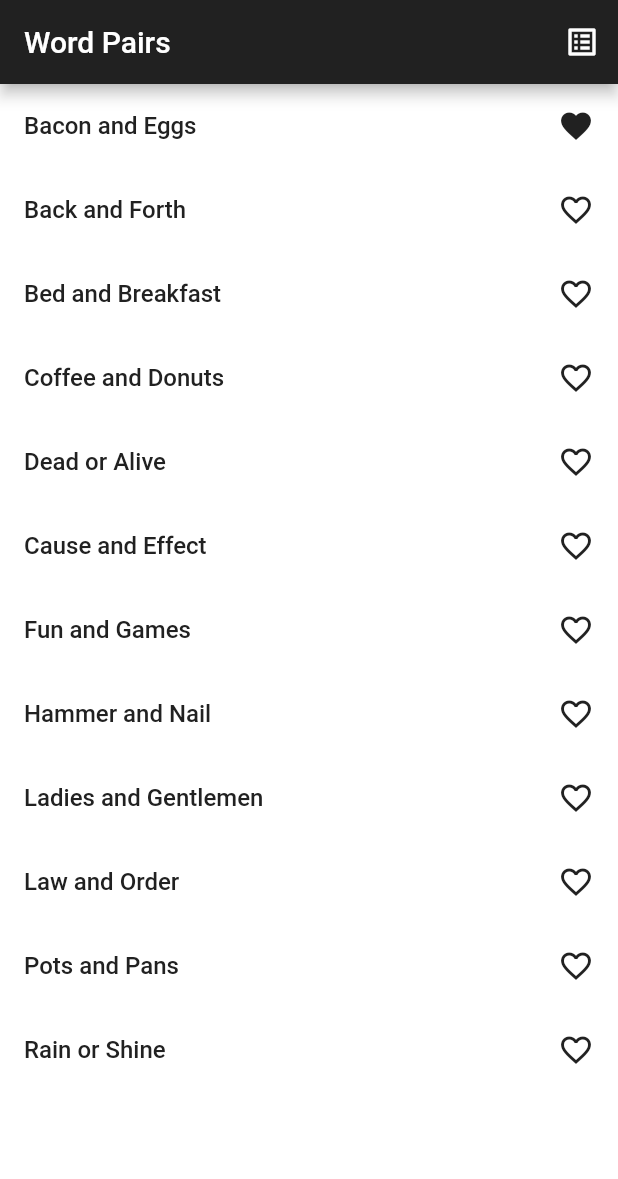
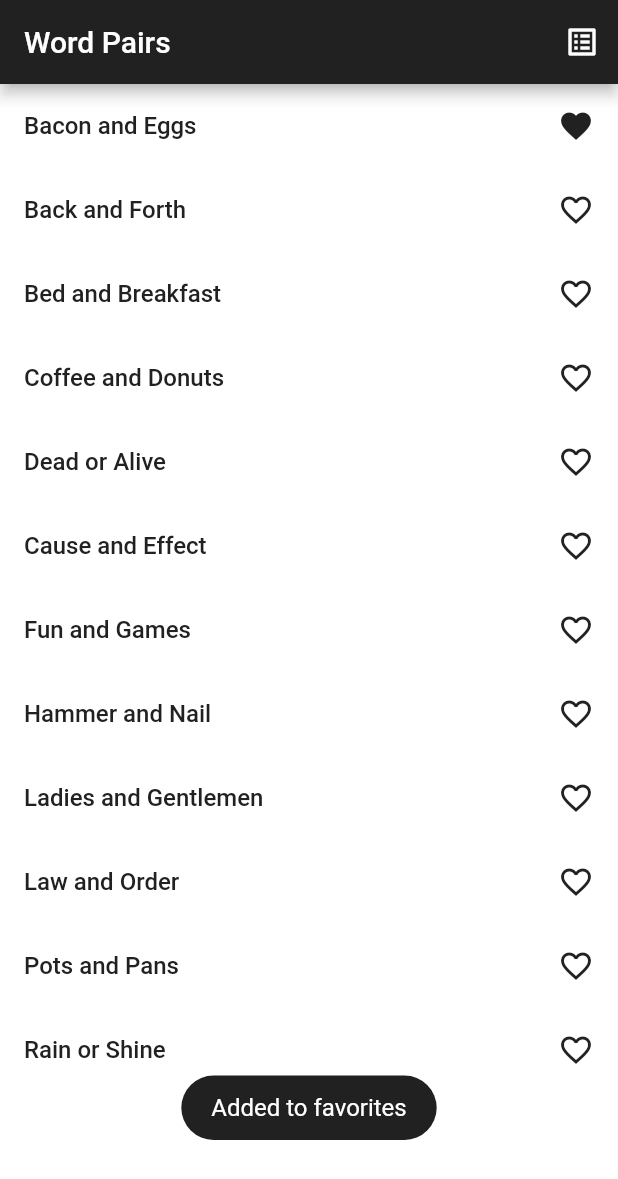
Before and after one commit to rajoanrahman100/word_pair_generators, a Flutter app: the screen it shows after launch, after a tap on "Bacon and Eggs", on a phone screen of 412 x 824 dp. Shown: the top 1179 px of the screen. Run offline on Flutter 3.47's test engine with Material 2 defaults, Android fonts, the light colour scheme and no system bars; our stand-ins replace fluttertoast, get.

Commit message:
toast message: Flutter toast message added

```diff
--- a/lib/utills/app_bar_widgets.dart
+++ /dev/null
@@ -1,53 +0,0 @@
-import 'package:flutter/material.dart';
-import 'package:word_pair_generators/utills/colors.dart';
-
-// AppBar buildAppBar({
-//   String? title,
-//   List<Widget>? actions,
-//   bool? isGuestEnd,
-// }) {
-//   return AppBar(
-//     iconTheme: IconThemeData(color: kBlackColor),
-//     backgroundColor: kWhiteColor,
-//     elevation: 0.0,
-//     centerTitle: true,
-//     leading: IconButton(
-//       onPressed: () {
-//         Get.back();
-//       },
-//       icon: Icon(
-//         Icons.arrow_back,
-//         color: kBlackColor,
-//       ),
-//     ),
-//     title:
-//         textSans(title!.toUpperCase(), isGuestEnd == true ? kBlackColor : kBlackColor, fontSize: 14, fontWeight: fBold),
-//     actions: actions,
-//   );
-// }
-
-Text textSans(String title, Color color,
-    {double? fontSize,
-    FontWeight? fontWeight,
-    int? maxLine,
-    TextDecoration? textDecoration,
-    TextAlign? textAlign,
-    double? letterSpace,
-    double? height,
-    FontStyle? fontStyle}) {
-  return Text(
-    title,
-    style: TextStyle(
-        color: color,
-        fontWeight: fontWeight,
-        fontSize: fontSize,
-        decoration: textDecoration,
-        fontStyle: fontStyle ?? FontStyle.normal,
-        letterSpacing: letterSpace,
-        height: height),
-    maxLines: maxLine ?? 1,
-    overflow: TextOverflow.ellipsis,
-    textAlign: textAlign,
-    softWrap: true,
-  );
-}
--- /dev/null
+++ b/lib/utills/widgets.dart
@@ -0,0 +1,43 @@
+import 'package:flutter/material.dart';
+import 'package:fluttertoast/fluttertoast.dart';
+
+import 'colors.dart';
+
+Future<bool?> showToast(String title,) {
+  return Fluttertoast.showToast(
+      msg: title,
+      toastLength: Toast.LENGTH_SHORT,
+      gravity: ToastGravity.BOTTOM,
+      timeInSecForIosWeb: 1,
+      backgroundColor: kBlackColor,
+      textColor: Colors.white,
+      fontSize: 16.0
+  );
+}
+
+
+Text textSans(String title, Color color,
+    {double? fontSize,
+      FontWeight? fontWeight,
+      int? maxLine,
+      TextDecoration? textDecoration,
+      TextAlign? textAlign,
+      double? letterSpace,
+      double? height,
+      FontStyle? fontStyle}) {
+  return Text(
+    title,
+    style: TextStyle(
+        color: color,
+        fontWeight: fontWeight,
+        fontSize: fontSize,
+        decoration: textDecoration,
+        fontStyle: fontStyle ?? FontStyle.normal,
+        letterSpacing: letterSpace,
+        height: height),
+    maxLines: maxLine ?? 1,
+    overflow: TextOverflow.ellipsis,
+    textAlign: textAlign,
+    softWrap: true,
+  );
+}
--- a/lib/view/favourite_word_pair_list_screen.dart
+++ b/lib/view/favourite_word_pair_list_screen.dart
@@ -1,9 +1,8 @@
 import 'package:flutter/material.dart';
 import 'package:get/get.dart';
 import 'package:word_pair_generators/view_model/wordpairslist_view_model.dart';
-
-import '../utills/app_bar_widgets.dart';
 import '../utills/colors.dart';
+import '../utills/widgets.dart';
 
 class FavouriteWordParsListScreen extends StatelessWidget {
   var wordPairsListVM = Get.find<WordPairListViewModel>();
--- a/lib/view/word_pairs_list_screen.dart
+++ b/lib/view/word_pairs_list_screen.dart
@@ -1,8 +1,8 @@
 import 'package:flutter/material.dart';
 import 'package:get/get.dart';
 import 'package:word_pair_generators/model/favourite_word_pair_list_model.dart';
-import 'package:word_pair_generators/utills/app_bar_widgets.dart';
 import 'package:word_pair_generators/utills/colors.dart';
+import 'package:word_pair_generators/utills/widgets.dart';
 import 'package:word_pair_generators/view/favourite_word_pair_list_screen.dart';
 import 'package:word_pair_generators/view_model/wordpairslist_view_model.dart';
 
--- a/lib/view_model/wordpairslist_view_model.dart
+++ b/lib/view_model/wordpairslist_view_model.dart
@@ -1,6 +1,11 @@
+import 'package:flutter/material.dart';
+import 'package:fluttertoast/fluttertoast.dart';
 import 'package:get/get.dart';
 import 'package:word_pair_generators/model/favourite_word_pair_list_model.dart';
 import 'package:word_pair_generators/model/word_pair_list_model.dart';
+import 'package:word_pair_generators/utills/colors.dart';
+
+import '../utills/widgets.dart';
 
 class WordPairListViewModel extends GetxController {
   RxList<FavouriteWordPairsModel> favouriteList = <FavouriteWordPairsModel>[].obs;
@@ -28,10 +33,15 @@ class WordPairListViewModel extends GetxController {
           isFavourite: wordPairsModel.isFavourite!,
         )
       ]);
+
+      showToast("Added to favorites");
+
     } else {
       favouriteList.removeWhere((element) => element.pairsWords == wordPairsModel.pairsWords!);
     }
   }
+
+
 
   void removeFromFavouriteList(FavouriteWordPairsModel favouriteWordPairsModel) {
     favouriteList.removeWhere((element) => element.pairsWords == favouriteWordPairsModel.pairsWords);
@@ -40,5 +50,6 @@ class WordPairListViewModel extends GetxController {
         element.isFavourite!.value = false;
       }
     }
+    showToast("Remove from favorites");
   }
 }
--- a/pubspec.yaml
+++ b/pubspec.yaml
@@ -36,6 +36,7 @@ dependencies:
   # Use with the CupertinoIcons class for iOS style icons.
   cupertino_icons: ^1.0.2
   get: ^4.6.5
+  fluttertoast: ^8.2.1
 dev_dependencies:
   flutter_test:
     sdk: flutter
```
Also changed, not shown: pubspec.lock.
